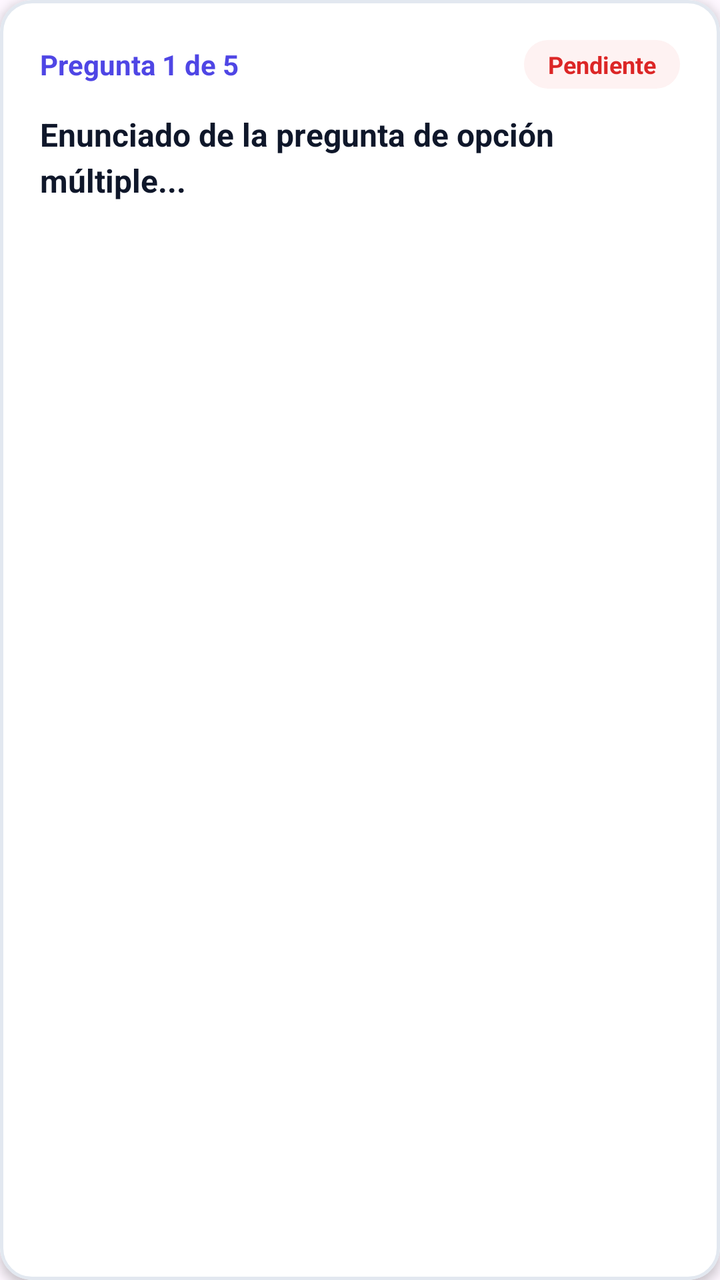
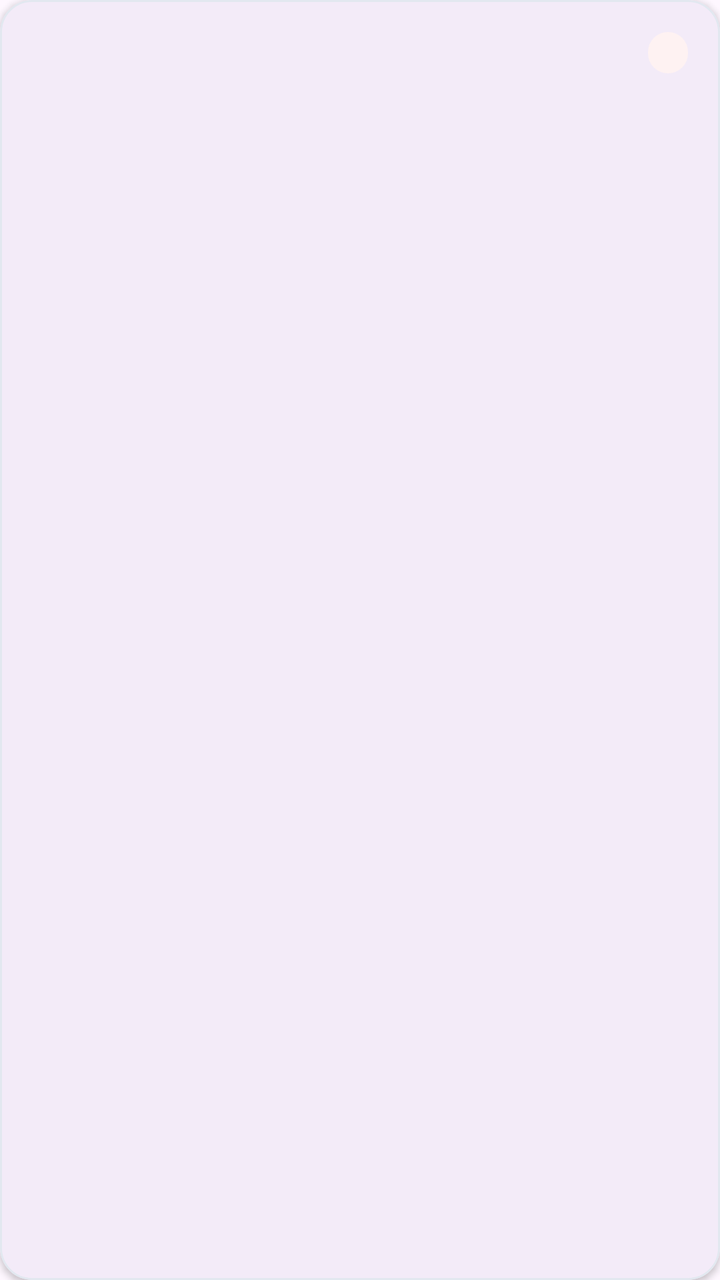

Compare the two renders of this Android layout. The source of the first and the diff that turns it into the second are given below.
<!-- AndroidManifest.xml: application theme Theme.Desafio2DSM -->
<!-- res/layout/item_question.xml -->
<?xml version="1.0" encoding="utf-8"?>
<com.google.android.material.card.MaterialCardView
    xmlns:android="http://schemas.android.com/apk/res/android"
    xmlns:app="http://schemas.android.com/apk/res-auto"
    android:id="@+id/cardQuestion"
    android:layout_width="match_parent"
    android:layout_height="wrap_content"
    android:layout_marginBottom="16dp"
    app:cardBackgroundColor="@color/surface_card"
    app:cardCornerRadius="16dp"
    app:cardElevation="3dp"
    app:strokeColor="@color/surface_card_stroke"
    app:strokeWidth="1.5dp">

    <LinearLayout
        android:layout_width="match_parent"
        android:layout_height="wrap_content"
        android:orientation="vertical"
        android:padding="20dp">

        
        <LinearLayout
            android:layout_width="match_parent"
            android:layout_height="wrap_content"
            android:gravity="center_vertical"
            android:orientation="horizontal">

            <TextView
                android:id="@+id/txtQuestionNumber"
                android:layout_width="0dp"
                android:layout_height="wrap_content"
                android:layout_weight="1"
                android:text="Pregunta 1 de 5"
                android:textColor="@color/primary"
                android:textSize="14sp"
                android:textStyle="bold" />

            <TextView
                android:id="@+id/txtQuestionStatus"
                android:layout_width="wrap_content"
                android:layout_height="wrap_content"
                android:background="@drawable/bg_badge_pending"
                android:paddingHorizontal="12dp"
                android:paddingVertical="4dp"
                android:text="Pendiente"
                android:textColor="@color/unanswered_badge_text"
                android:textSize="12sp"
                android:textStyle="bold" />
        </LinearLayout>

        
        <TextView
            android:id="@+id/txtQuestionText"
            android:layout_width="match_parent"
            android:layout_height="wrap_content"
            android:layout_marginTop="12dp"
            android:layout_marginBottom="16dp"
            android:text="Enunciado de la pregunta de opción múltiple..."
            android:textColor="@color/text_primary"
            android:textSize="16sp"
            android:lineSpacingExtra="4dp"
            android:textStyle="bold" />

        
        <RadioGroup
            android:id="@+id/radioGroupOptions"
            android:layout_width="match_parent"
            android:layout_height="wrap_content"
            android:orientation="vertical">
            
        </RadioGroup>

        
        <TextView
            android:id="@+id/txtWarningUnanswered"
            android:layout_width="match_parent"
            android:layout_height="wrap_content"
            android:layout_marginTop="12dp"
            android:visibility="gone"
            android:background="@drawable/bg_badge_pending"
            android:padding="8dp"
            android:drawableStart="@drawable/ic_warning"
            android:drawablePadding="8dp"
            android:text="⚠️ Debes responder esta pregunta antes de enviar."
            android:textColor="@color/unanswered_badge_text"
            android:textSize="13sp" />

    </LinearLayout>

</com.google.android.material.card.MaterialCardView>
<!-- resources referenced by this layout -->
<resources>
  <color name="primary">#4F46E5</color>
  <color name="surface_card">#FFFFFF</color>
  <color name="surface_card_stroke">#E2E8F0</color>
  <color name="text_primary">#0F172A</color>
  <color name="unanswered_badge_text">#DC2626</color>
  <!-- drawable bg_badge_pending (drawable) -->
  <?xml version="1.0" encoding="utf-8"?>
  <shape xmlns:android="http://schemas.android.com/apk/res/android"
      android:shape="rectangle">
      <solid android:color="@color/unanswered_badge_bg" />
      <corners android:radius="12dp" />
  </shape>
  <!-- drawable ic_warning (drawable) -->
  <vector xmlns:android="http://schemas.android.com/apk/res/android"
      android:width="24dp"
      android:height="24dp"
      android:viewportWidth="24"
      android:viewportHeight="24">
    <path
        android:fillColor="#EF4444"
        android:pathData="M1,21h22L12,2 1,21zM13,18h-2v-2h2v2zM13,14h-2v-4h2v4z"/>
  </vector>
  <style name="Theme.Desafio2DSM" parent="Base.Theme.Desafio2DSM" />
  <color name="unanswered_badge_bg">#FEF2F2</color>
  <style name="Base.Theme.Desafio2DSM" parent="Theme.Material3.DayNight.NoActionBar">
          
          
      </style>
</resources>

<!-- the commit's change to res/layout/item_question.xml (unified diff, before → after) -->
@@ -5,47 +5,45 @@
     android:id="@+id/cardQuestion"
     android:layout_width="match_parent"
     android:layout_height="wrap_content"
-    android:layout_marginBottom="16dp"
-    app:cardBackgroundColor="@color/surface_card"
+    android:layout_marginHorizontal="16dp"
+    android:layout_marginVertical="8dp"
     app:cardCornerRadius="16dp"
-    app:cardElevation="3dp"
-    app:strokeColor="@color/surface_card_stroke"
-    app:strokeWidth="1.5dp">
+    app:cardElevation="2dp"
+    app:strokeWidth="1dp"
+    app:strokeColor="@color/surface_card_stroke">
 
     <LinearLayout
         android:layout_width="match_parent"
         android:layout_height="wrap_content"
         android:orientation="vertical"
-        android:padding="20dp">
+        android:padding="16dp">
 
         
         <LinearLayout
             android:layout_width="match_parent"
             android:layout_height="wrap_content"
-            android:gravity="center_vertical"
-            android:orientation="horizontal">
+            android:orientation="horizontal"
+            android:gravity="center_vertical">
 
             <TextView
                 android:id="@+id/txtQuestionNumber"
                 android:layout_width="0dp"
                 android:layout_height="wrap_content"
                 android:layout_weight="1"
-                android:text="Pregunta 1 de 5"
-                android:textColor="@color/primary"
-                android:textSize="14sp"
+                android:textSize="12sp"
+                android:textColor="@color/text_secondary"
                 android:textStyle="bold" />
 
             <TextView
                 android:id="@+id/txtQuestionStatus"
                 android:layout_width="wrap_content"
                 android:layout_height="wrap_content"
-                android:background="@drawable/bg_badge_pending"
-                android:paddingHorizontal="12dp"
-                android:paddingVertical="4dp"
-                android:text="Pendiente"
-                android:textColor="@color/unanswered_badge_text"
-                android:textSize="12sp"
-                android:textStyle="bold" />
+                android:textSize="11sp"
+                android:textStyle="bold"
+                android:paddingHorizontal="10dp"
+                android:paddingVertical="3dp"
+                android:background="@drawable/bg_badge_pending" />
+
         </LinearLayout>
 
         
@@ -53,37 +51,30 @@
             android:id="@+id/txtQuestionText"
             android:layout_width="match_parent"
             android:layout_height="wrap_content"
-            android:layout_marginTop="12dp"
-            android:layout_marginBottom="16dp"
-            android:text="Enunciado de la pregunta de opción múltiple..."
+            android:layout_marginTop="10dp"
+            android:textSize="16sp"
             android:textColor="@color/text_primary"
-            android:textSize="16sp"
-            android:lineSpacingExtra="4dp"
-            android:textStyle="bold" />
+            android:lineSpacingMultiplier="1.3" />
 
         
         <RadioGroup
             android:id="@+id/radioGroupOptions"
             android:layout_width="match_parent"
             android:layout_height="wrap_content"
-            android:orientation="vertical">
-            
-        </RadioGroup>
+            android:layout_marginTop="12dp"
+            android:orientation="vertical" />
 
         
         <TextView
             android:id="@+id/txtWarningUnanswered"
             android:layout_width="match_parent"
             android:layout_height="wrap_content"
-            android:layout_marginTop="12dp"
+            android:layout_marginTop="8dp"
+            android:paddingHorizontal="10dp"
+            android:paddingVertical="6dp"
+            android:textSize="13sp"
             android:visibility="gone"
-            android:background="@drawable/bg_badge_pending"
-            android:padding="8dp"
-            android:drawableStart="@drawable/ic_warning"
-            android:drawablePadding="8dp"
-            android:text="⚠️ Debes responder esta pregunta antes de enviar."
-            android:textColor="@color/unanswered_badge_text"
-            android:textSize="13sp" />
+            android:drawablePadding="6dp" />
 
     </LinearLayout>
 
<!-- resource entries referenced after the edit -->
@@ -1,10 +1,8 @@
 <!-- resources referenced by this layout -->
 <resources>
-  <color name="primary">#4F46E5</color>
-  <color name="surface_card">#FFFFFF</color>
   <color name="surface_card_stroke">#E2E8F0</color>
   <color name="text_primary">#0F172A</color>
-  <color name="unanswered_badge_text">#DC2626</color>
+  <color name="text_secondary">#64748B</color>
   <!-- drawable bg_badge_pending (drawable) -->
   <?xml version="1.0" encoding="utf-8"?>
   <shape xmlns:android="http://schemas.android.com/apk/res/android"
@@ -12,16 +10,6 @@
       <solid android:color="@color/unanswered_badge_bg" />
       <corners android:radius="12dp" />
   </shape>
-  <!-- drawable ic_warning (drawable) -->
-  <vector xmlns:android="http://schemas.android.com/apk/res/android"
-      android:width="24dp"
-      android:height="24dp"
-      android:viewportWidth="24"
-      android:viewportHeight="24">
-    <path
-        android:fillColor="#EF4444"
-        android:pathData="M1,21h22L12,2 1,21zM13,18h-2v-2h2v2zM13,14h-2v-4h2v4z"/>
-  </vector>
   <style name="Theme.Desafio2DSM" parent="Base.Theme.Desafio2DSM" />
   <color name="unanswered_badge_bg">#FEF2F2</color>
   <style name="Base.Theme.Desafio2DSM" parent="Theme.Material3.DayNight.NoActionBar">
